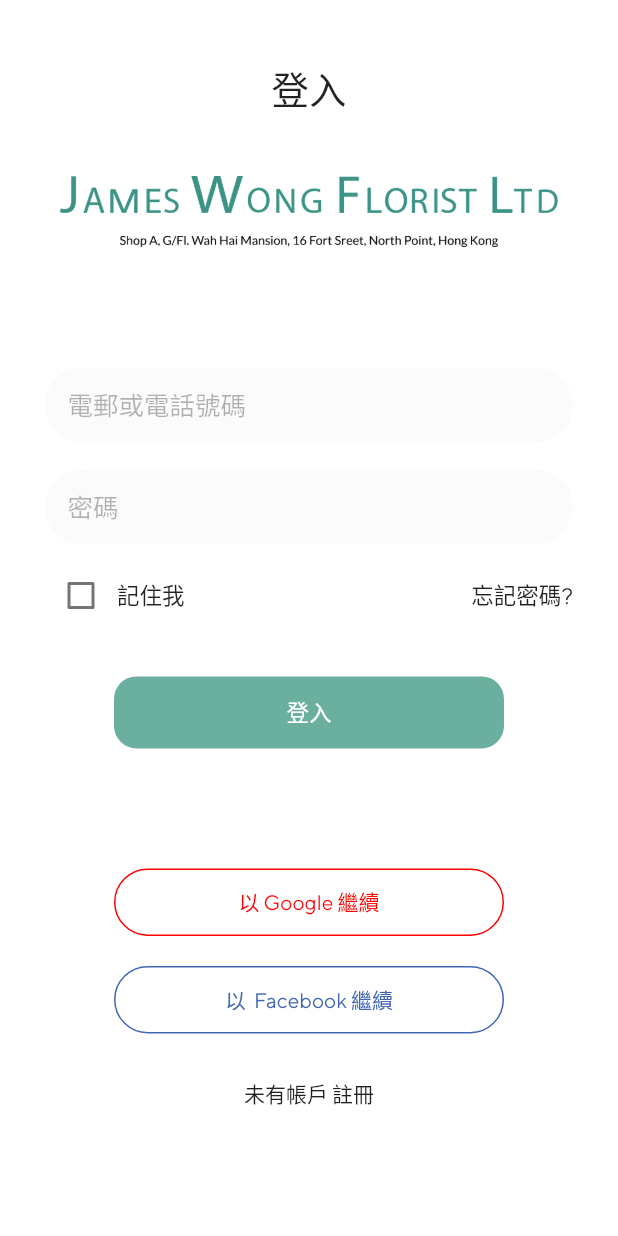
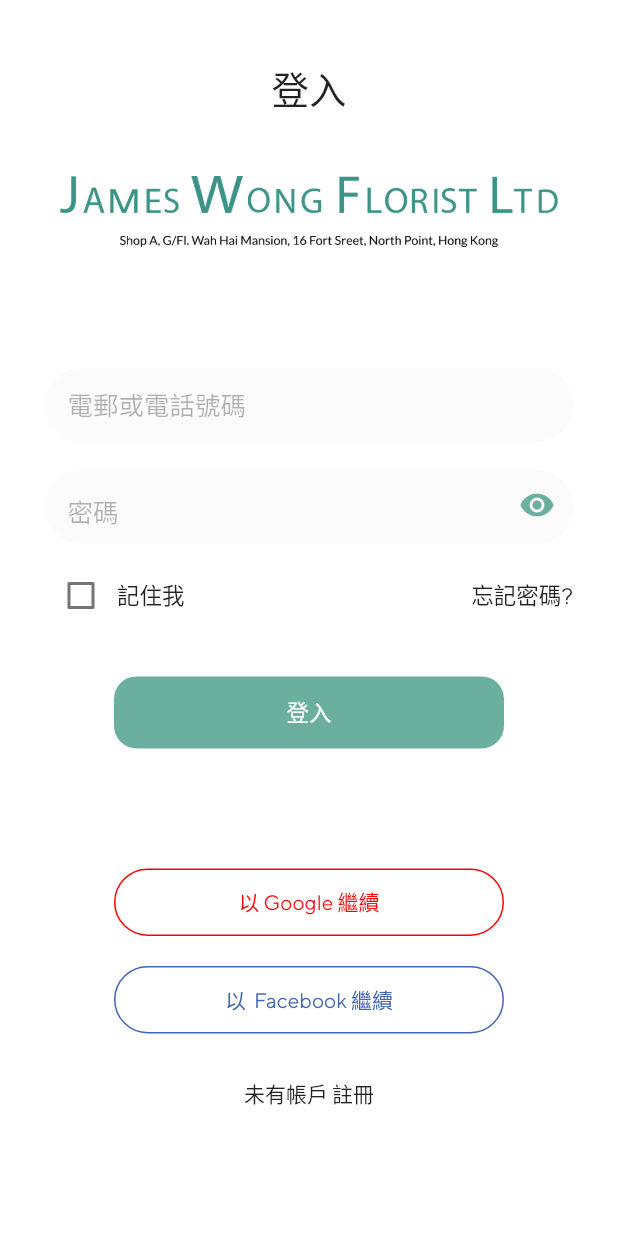
Before and after one commit to khanhdang27/florist, a Flutter app: the screen it shows after launch, on a phone screen of 412 x 824 dp. Run offline on Flutter 3.47's test engine with Material 2 defaults, Android fonts, the phone set to English and light mode, and no system bars; our stand-ins replace bloc, cloud_firestore, dio, email_validator, equatable, firebase_auth and 14 more; missing offline and left inert: flutter_facebook_auth, stripe_payment; accounts and stored records are empty; Roboto replaces fonts that are missing (PingFang-SC).

Commit message:
show hide password

```diff
--- a/lib/app.dart
+++ b/lib/app.dart
@@ -7,7 +7,6 @@ import 'package:flutter_localizations/flutter_localizations.dart';
 import 'package:florist/blocs/blocs.dart';
 import 'package:florist/configs/configs.dart';
 import 'package:florist/library/shared_preferences.dart';
-import 'package:florist/screens/screens.dart';
 
 class App extends StatefulWidget {
 
--- a/lib/blocs/app_bloc.dart
+++ b/lib/blocs/app_bloc.dart
@@ -1,4 +1,3 @@
-import 'package:florist/models/models.dart';
 import 'package:flutter_bloc/flutter_bloc.dart';
 import 'package:florist/blocs/blocs.dart';
 
--- a/lib/blocs/bag/bag_bloc.dart
+++ b/lib/blocs/bag/bag_bloc.dart
@@ -2,7 +2,6 @@ import 'dart:async';
 
 import 'package:bloc/bloc.dart';
 import 'package:equatable/equatable.dart';
-import 'package:florist/library/shared_preferences.dart';
 import 'package:florist/models/models.dart';
 import 'package:florist/repositories/bag_repository.dart';
 import 'package:meta/meta.dart';
@@ -23,8 +22,6 @@ class BagBloc extends Bloc<BagEvent, BagState> {
           bag: result['bag'],
           total: result['total'],
         );
-      } else {
-        yield BagGetOneFailed();
       }
     }
     if (event is BagDelete) {
--- a/lib/blocs/bag_item/bag_item_bloc.dart
+++ b/lib/blocs/bag_item/bag_item_bloc.dart
@@ -22,7 +22,7 @@ class BagItemBloc extends Bloc<BagItemEvent, BagItemState> {
       int stt = await bagItemRepository.addBagItem(
           product_id: event.product_id,
           quantity: event.quantity);
-      if (true) {
+      if (stt == 1 ) {
         AppBloc.bagBloc.add(BagGetOne());
       } else {
         yield AddBagItemFailed();
--- a/lib/screens/login/login_screen.dart
+++ b/lib/screens/login/login_screen.dart
@@ -19,6 +19,7 @@ class LoginScreenState extends State<LoginScreen> {
   TextEditingController _passwordController = TextEditingController();
   final _formKey = GlobalKey<FormState>();
   bool _isRembemerMe = false;
+  bool _isObscure = true;
 
   @override
   void initState() {
@@ -118,7 +119,7 @@ class LoginScreenState extends State<LoginScreen> {
                   }
                   return null;
                 },
-                obscureText: true,
+                obscureText: _isObscure,
                 decoration: InputDecoration(
                   hintText: AppLocalizations.t(context, 'pass'),
                   hintStyle: TextStyle(
@@ -126,7 +127,17 @@ class LoginScreenState extends State<LoginScreen> {
                   ),
                   border: InputBorder.none,
                   errorBorder: InputBorder.none,
-                  contentPadding: EdgeInsets.only(left: 15),
+                  contentPadding: EdgeInsets.only(left: 15, top: 15),
+                  suffixIcon: IconButton(
+                      icon: Icon(
+                        _isObscure ? Icons.visibility : Icons.visibility_off,
+                      color: AppColor.greenMain,
+                      ),
+                      onPressed: () {
+                        setState(() {
+                          _isObscure = !_isObscure;
+                        });
+                      }),
                 ),
               ),
             ),
--- a/pubspec.yaml
+++ b/pubspec.yaml
@@ -1,5 +1,5 @@
 name: florist
-description: A new Flutter project.
+description: James Wong Florist LTD
 
 publish_to: 'none'
 
```
